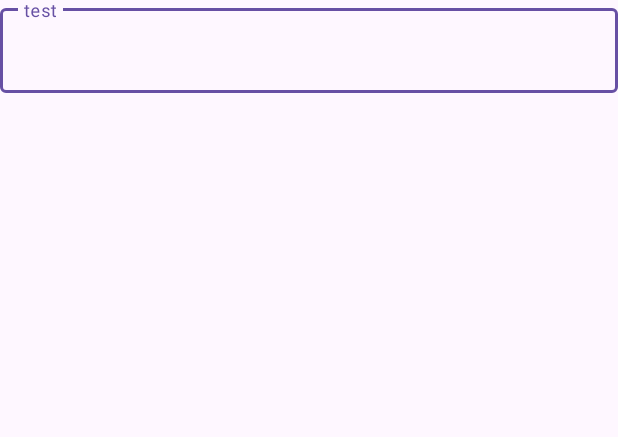
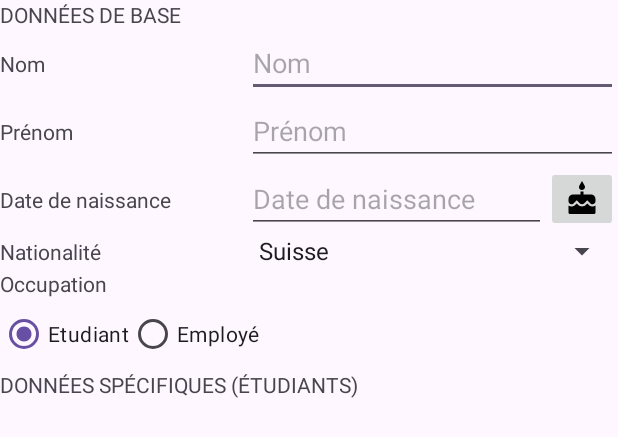
Before and after one commit to DrC0okie/HEIG_DAA_Labo3, an Android app: the layout activity_main.xml on its own in the app's theme, with its tools: preview values and no code run, on a phone screen of 412 x 824 dp. Shown: the top 437 px of the screen. Run offline under Robolectric (Android 15) with nearby library versions, the phone set to English and light mode, and no system bars.

Commit message:
wip: main layout

```diff
--- a/Labo3/app/src/main/res/layout/activity_main.xml
+++ b/Labo3/app/src/main/res/layout/activity_main.xml
@@ -6,18 +6,148 @@
     android:layout_height="match_parent"
     tools:context=".MainActivity">
 
-    <!--    Just a test-->
-    <com.google.android.material.textfield.TextInputLayout
-        android:layout_width="match_parent"
+    <androidx.constraintlayout.widget.Guideline
+        android:id="@+id/guideline"
+        android:layout_width="wrap_content"
         android:layout_height="wrap_content"
-        app:layout_constraintTop_toTopOf="parent"
+        android:orientation="vertical"
+        app:layout_constraintGuide_percent="0.4" />
+
+    <TextView
+        android:id="@+id/text_view_base_data"
+        android:layout_width="wrap_content"
+        android:layout_height="wrap_content"
+        android:text="@string/main_base_title"
+        android:textAllCaps="true"
         app:layout_constraintStart_toStartOf="parent"
-        android:hint="test">
+        app:layout_constraintTop_toTopOf="parent" />
 
-        <com.google.android.material.textfield.TextInputEditText
-            android:layout_width="match_parent"
-            android:layout_height="wrap_content"/>
+    <TextView
+        android:id="@+id/text_view_name"
+        android:layout_width="0dp"
+        android:layout_height="wrap_content"
+        android:text="@string/main_base_name_title"
+        app:layout_constraintBottom_toBottomOf="@id/edit_text_name"
+        app:layout_constraintEnd_toStartOf="@id/guideline"
+        app:layout_constraintStart_toStartOf="parent"
+        app:layout_constraintTop_toTopOf="@id/edit_text_name" />
 
-    </com.google.android.material.textfield.TextInputLayout>
+    <EditText
+        android:id="@+id/edit_text_name"
+        android:layout_width="0dp"
+        android:layout_height="wrap_content"
+        android:hint="@string/main_base_name_title"
+        app:layout_constraintEnd_toEndOf="parent"
+        app:layout_constraintStart_toStartOf="@+id/guideline"
+        app:layout_constraintTop_toBottomOf="@id/text_view_base_data" />
+
+    <TextView
+        android:id="@+id/text_view_surname"
+        android:layout_width="0dp"
+        android:layout_height="wrap_content"
+        android:text="@string/main_base_firstname_title"
+        app:layout_constraintBottom_toBottomOf="@id/edit_text_surname"
+        app:layout_constraintEnd_toStartOf="@id/guideline"
+        app:layout_constraintStart_toStartOf="parent"
+        app:layout_constraintTop_toTopOf="@id/edit_text_surname" />
+
+    <EditText
+        android:id="@+id/edit_text_surname"
+        android:layout_width="0dp"
+        android:layout_height="wrap_content"
+        android:hint="@string/main_base_firstname_title"
+        app:layout_constraintEnd_toEndOf="parent"
+        app:layout_constraintStart_toStartOf="@+id/guideline"
+        app:layout_constraintTop_toBottomOf="@id/edit_text_name" />
+
+    <TextView
+        android:id="@+id/text_view_email"
+        android:layout_width="0dp"
+        android:layout_height="wrap_content"
+        android:text="@string/main_base_birthdate_title"
+        app:layout_constraintBottom_toBottomOf="@id/edit_text_birthdate"
+        app:layout_constraintEnd_toStartOf="@id/guideline"
+        app:layout_constraintStart_toStartOf="parent"
+        app:layout_constraintTop_toTopOf="@id/edit_text_birthdate" />
+
+    <EditText
+        android:id="@+id/edit_text_birthdate"
+        android:layout_width="0dp"
+        android:layout_height="wrap_content"
+        android:hint="@string/main_base_birthdate_title"
+        app:layout_constraintEnd_toStartOf="@id/image_view_cake"
+        app:layout_constraintStart_toStartOf="@+id/guideline"
+        android:inputType="date"
+        app:layout_constraintTop_toBottomOf="@id/edit_text_surname" />
+
+    <ImageButton
+        android:id="@+id/image_view_cake"
+        android:layout_width="wrap_content"
+        android:layout_height="wrap_content"
+        app:layout_constraintStart_toEndOf="@id/edit_text_birthdate"
+        app:layout_constraintEnd_toEndOf="parent"
+        app:layout_constraintTop_toTopOf="@id/edit_text_birthdate"
+        app:layout_constraintBottom_toBottomOf="@id/edit_text_birthdate"
+        android:src="@drawable/cake"/>
+
+    <TextView
+        android:id="@+id/text_view_nationality"
+        android:layout_width="0dp"
+        android:layout_height="wrap_content"
+        android:text="@string/main_base_nationality_title"
+        app:layout_constraintBottom_toBottomOf="@id/spinner_nationality"
+        app:layout_constraintEnd_toStartOf="@id/guideline"
+        app:layout_constraintStart_toStartOf="parent"
+        app:layout_constraintTop_toTopOf="@id/spinner_nationality" />
+
+    <Spinner
+        android:id="@+id/spinner_nationality"
+        android:layout_width="0dp"
+        android:layout_height="wrap_content"
+        app:layout_constraintStart_toStartOf="@id/guideline"
+        app:layout_constraintTop_toBottomOf="@id/edit_text_birthdate"
+        app:layout_constraintEnd_toEndOf="parent"
+        android:entries="@array/nationalities"/>
+
+    <TextView
+        android:id="@+id/text_view_occupation"
+        android:layout_width="0dp"
+        android:layout_height="wrap_content"
+        android:text="@string/main_base_occupation_title"
+        app:layout_constraintEnd_toStartOf="@id/guideline"
+        app:layout_constraintStart_toStartOf="parent"
+        app:layout_constraintTop_toBottomOf="@id/spinner_nationality" />
+
+    <RadioGroup
+        android:id="@+id/radio_group_occupation"
+        app:layout_constraintTop_toBottomOf="@id/text_view_occupation"
+        app:layout_constraintStart_toStartOf="parent"
+        app:layout_constraintEnd_toEndOf="parent"
+        android:layout_width="0dp"
+        android:orientation="horizontal"
+        android:layout_height="wrap_content">
+
+        <RadioButton
+            android:layout_width="wrap_content"
+            android:layout_height="wrap_content"
+            android:text="@string/main_base_occupation_student"
+            android:checked="true"/>
+
+        <RadioButton
+            android:layout_width="wrap_content"
+            android:layout_height="wrap_content"
+            android:text="@string/main_base_occupation_worker"/>
+    </RadioGroup>
+
+    <TextView
+        android:layout_width="0dp"
+        android:layout_height="wrap_content"
+        app:layout_constraintStart_toStartOf="parent"
+        app:layout_constraintEnd_toEndOf="parent"
+        app:layout_constraintTop_toBottomOf="@id/radio_group_occupation"
+        android:textAllCaps="true"
+        tools:text="@string/main_specific_students_title"/>
+
+
 
 </androidx.constraintlayout.widget.ConstraintLayout>
```
